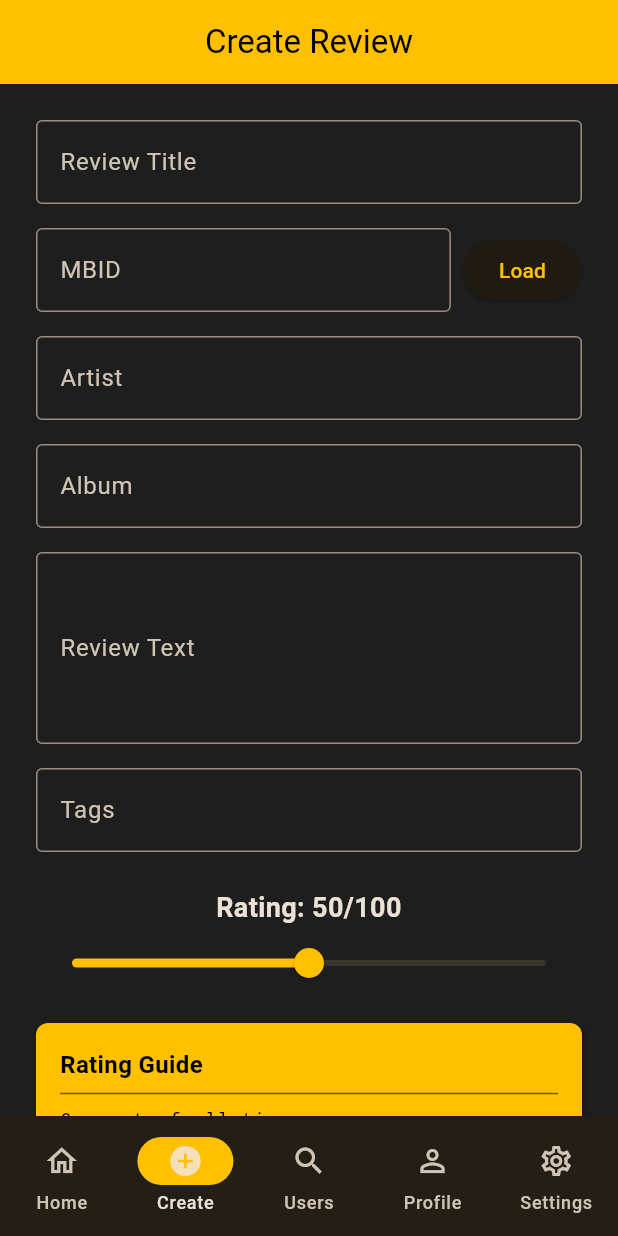
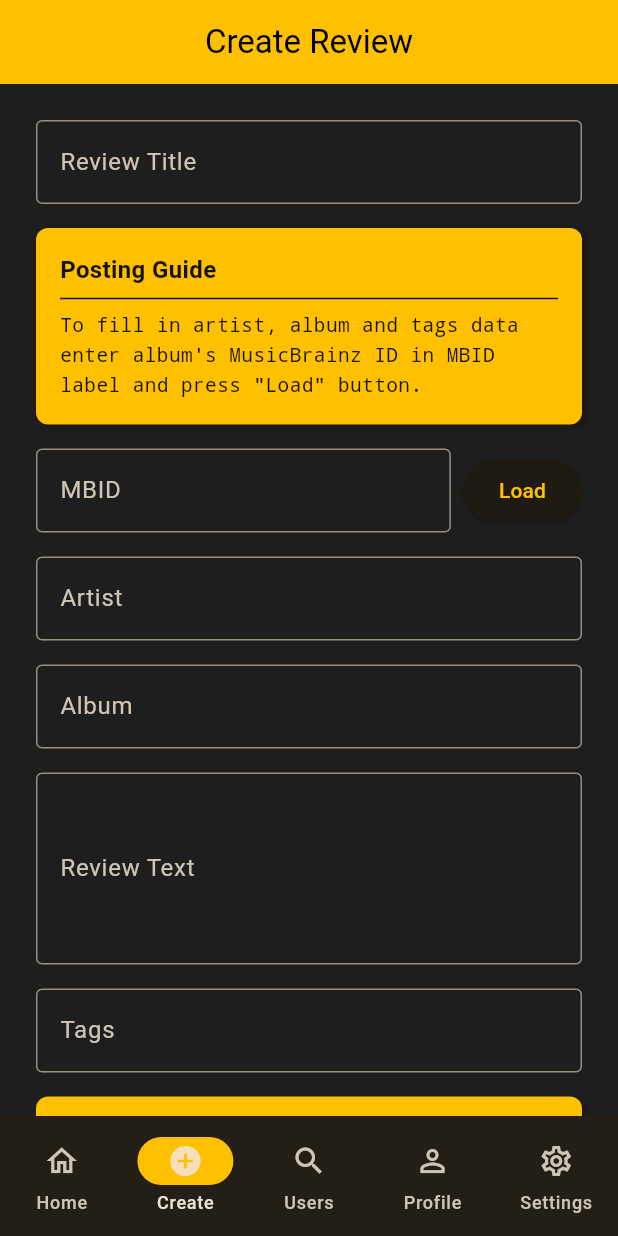
Before and after one commit to szymanp135/MiamiAmberFrontendFlutter, a Flutter app: the screen it shows after launch, item 2 of the bottom bar chosen, on a phone screen of 412 x 824 dp. Run offline on Flutter 3.47's test engine with Material 3 defaults, Android fonts, the phone set to English and light mode, and no system bars; our stand-ins replace html_unescape, shared_preferences; network calls fail.

Commit message:
post creation ui polishes

```diff
--- a/lib/page_create.dart
+++ b/lib/page_create.dart
@@ -24,7 +24,7 @@ class _CreatePostScreenState extends State<CreatePostScreen> {
   double _rating = 50;
   bool _isLoading = false;
 
-  // Tekst legendy ocen (Issue 6)
+  final String postingGuide = """To fill in artist, album and tags data enter album's MusicBrainz ID in MBID label and press "Load" button.""";
   final String ratingGuide = """
 0 worst of all time
 10 close to as horrible as it gets
@@ -36,33 +36,57 @@ class _CreatePostScreenState extends State<CreatePostScreen> {
 70 very good
 80 amazing
 90 close to as good as it gets
-100 best of all time""";
+100 best of all time
+""";
+  final String taggingGuide = """In Tags field enter comma separated tags. Loading MusicBrainz data overwrites current tags.""";
 
-  Future<void> _fetchMusicBrainz() async {
-    // ... (logika MusicBrainz bez zmian)
+  Future<bool> _fetchMusicBrainz({bool overwriteTags = true}) async {
     final mbid = _mbidController.text.trim();
-    if (mbid.isEmpty) return;
+    if (mbid.isEmpty) return false;
     setState(() => _isLoading = true);
+    bool success = true;
     try {
       final data = await ApiService().fetchMusicBrainzData(mbid);
-      if (data['title'] != null) _albumController.text = data['title'];
-      if (data['artist-credit'] != null && (data['artist-credit'] as List).isNotEmpty) {
-        final artists = (data['artist-credit'] as List).map((a) => a['name']).join(', ');
-        _artistController.text = artists;
+      if (data['title'] == null || data['artist-credit'] == null || data['tags'] == null ||
+          (data['artist-credit'] as List).isEmpty) {
+        throw Exception('Could not fetch MusicBrainz data.');
       }
+      final artistCredits = data['artist-credit'] as List;
+      final allTags = artistCredits.expand((credit) {
+        final artist = credit['artist'] as Map<String, dynamic>?;
+        final tags = artist?['tags'] as List?;
+        return tags ?? [];
+      }).map((t) => t['name'].toString()).toSet(); // toSet() usunie duplikaty (np. 'vaporwave' u obu artystów)
+      final tags = allTags.isEmpty ? '' : allTags.join(', ');
+
+      _albumController.text = data['title'];
+      _artistController.text = artistCredits.map((a) => a['name']).join(', ');
+      _tagsController.text = tags;
     } catch (e) {
       if(mounted) ScaffoldMessenger.of(context).showSnackBar(SnackBar(content: Text("Error: $e")));
+      success = false;
     } finally {
       setState(() => _isLoading = false);
     }
+    return success;
   }
 
   Future<void> _submit() async {
-    // ... (logika submit bez zmian)
+    // validate forms fill
     if (!_formKey.currentState!.validate()) return;
+    // validate auth
     final auth = Provider.of<AuthProvider>(context, listen: false);
     if (!auth.isLoggedIn) {
       ScaffoldMessenger.of(context).showSnackBar(const SnackBar(content: Text("Log in first!")));
+      return;
+    }
+    // validate mbid
+    final mbid = _mbidController.text.trim();
+    try{
+     await ApiService().fetchMusicBrainzData(mbid);
+    }
+    catch(e){
+      ScaffoldMessenger.of(context).showSnackBar(const SnackBar(content: Text("Invalid MusicBrainz ID.")));
       return;
     }
     setState(() => _isLoading = true);
@@ -93,8 +117,25 @@ class _CreatePostScreenState extends State<CreatePostScreen> {
   Widget build(BuildContext context) {
     // Sprawdzamy, czy mamy wystarczająco dużo miejsca na układ poziomy
     final bool isWide = MediaQuery.of(context).size.width > 800;
+    final theme = Theme.of(context);
 
-    // Definiujemy widget poradnika, żeby nie powtarzać kodu
+    Widget postGuideWidget() => Container(
+      padding: const EdgeInsets.all(16),
+      decoration: BoxDecoration(
+        color: kMiamiAmberColor,
+        borderRadius: BorderRadius.circular(8),
+        boxShadow: const [BoxShadow(blurRadius: 4, color: Colors.black26, offset: Offset(2, 2))],
+      ),
+      child: Column(
+        crossAxisAlignment: CrossAxisAlignment.start,
+        children: [
+          Text("Posting Guide", style: TextStyle(fontWeight: FontWeight.bold, fontSize: 16, color: theme.canvasColor)),
+          Divider(color: theme.canvasColor),
+          Text(postingGuide, style: TextStyle(fontFamily: 'monospace', fontSize: 13, color: theme.canvasColor, height: 1.5)),
+        ],
+      ),
+    );
+
     Widget ratingGuideWidget() => Container(
       padding: const EdgeInsets.all(16),
       decoration: BoxDecoration(
@@ -105,9 +146,27 @@ class _CreatePostScreenState extends State<CreatePostScreen> {
       child: Column(
         crossAxisAlignment: CrossAxisAlignment.start,
         children: [
-          const Text("Rating Guide", style: TextStyle(fontWeight: FontWeight.bold, fontSize: 16, color: Colors.black)),
-          const Divider(color: Colors.black54),
-          Text(ratingGuide, style: const TextStyle(fontFamily: 'monospace', fontSize: 13, color: Colors.black, height: 1.5)),
+          Text("Rating Guide", style: TextStyle(fontWeight: FontWeight.bold, fontSize: 16, color: theme.canvasColor)),
+          Divider(color: theme.canvasColor),
+          Text(ratingGuide, style: TextStyle(fontFamily: 'monospace', fontSize: 13, color: theme.canvasColor, height: 1.5)),
+        ],
+      ),
+    );
+
+    Widget tagGuideWidget() => Container(
+      padding: const EdgeInsets.all(16),
+      decoration: BoxDecoration(
+        color: kMiamiAmberColor,
+        borderRadius: BorderRadius.circular(8),
+        boxShadow: const [BoxShadow(blurRadius: 4, color: Colors.black26, offset: Offset(2, 2))],
+      ),
+      child: Column(
+        crossAxisAlignment: CrossAxisAlignment.start,
+        children: [
+          Text("Tagging Guide", style: TextStyle(fontWeight: FontWeight.bold, fontSize: 16, color: theme.canvasColor)),
+          Divider(color: theme.canvasColor),
+          Text(taggingGuide,
+              style: TextStyle(fontFamily: 'monospace', fontSize: 13, color: theme.canvasColor, height: 1.5)),
         ],
       ),
     );
@@ -135,16 +194,20 @@ class _CreatePostScreenState extends State<CreatePostScreen> {
                           decoration: const InputDecoration(labelText: "Review Title", border: OutlineInputBorder()),
                           validator: (v) => v!.isEmpty ? "Required" : null,
                         ),
+                        if (!isWide) ...[
+                          const SizedBox(height: 16),
+                          postGuideWidget(),
+                        ],
                         const SizedBox(height: 16),
                         Row(children: [
-                          Expanded(child: TextFormField(controller: _mbidController, decoration: const InputDecoration(labelText: "MBID", border: OutlineInputBorder()))),
+                          Expanded(child: TextFormField(controller: _mbidController, decoration: const InputDecoration(labelText: "MBID", border: OutlineInputBorder()), validator: (v) => v!.isEmpty ? "Required" : null)),
                           const SizedBox(width: 8),
                           ElevatedButton(onPressed: _isLoading ? null : _fetchMusicBrainz, child: const Text("Load"))
                         ]),
                         const SizedBox(height: 16),
-                        TextFormField(controller: _artistController, decoration: const InputDecoration(labelText: "Artist", border: OutlineInputBorder())),
+                        TextFormField(controller: _artistController, decoration: const InputDecoration(labelText: "Artist", border: OutlineInputBorder()), readOnly: true, validator: (v) => v!.isEmpty ? "Required" : null,),
                         const SizedBox(height: 16),
-                        TextFormField(controller: _albumController, decoration: const InputDecoration(labelText: "Album", border: OutlineInputBorder())),
+                        TextFormField(controller: _albumController, decoration: const InputDecoration(labelText: "Album", border: OutlineInputBorder()), readOnly: true, validator: (v) => v!.isEmpty ? "Required" : null,),
                         const SizedBox(height: 16),
                         TextFormField(
                           controller: _textController,
@@ -155,6 +218,10 @@ class _CreatePostScreenState extends State<CreatePostScreen> {
                         ),
                         const SizedBox(height: 16),
                         TextFormField(controller: _tagsController, decoration: const InputDecoration(labelText: "Tags", border: OutlineInputBorder())),
+                        if (!isWide) ...[
+                          const SizedBox(height: 16),
+                          tagGuideWidget(),
+                        ],
                         const SizedBox(height: 24),
                         Text("Rating: ${_rating.toInt()}/100", textAlign: TextAlign.center, style: const TextStyle(fontWeight: FontWeight.bold, fontSize: 18)),
                         Slider(
@@ -189,7 +256,15 @@ class _CreatePostScreenState extends State<CreatePostScreen> {
                     const SizedBox(width: 32),
                     Expanded(
                       flex: 1,
-                      child: ratingGuideWidget(),
+                      child: Column(
+                        children: [
+                          postGuideWidget(),
+                          const SizedBox(height: 16),
+                          ratingGuideWidget(),
+                          const SizedBox(height: 16),
+                          tagGuideWidget(),
+                        ],
+                      ),
                     ),
                   ],
                 ],
```
